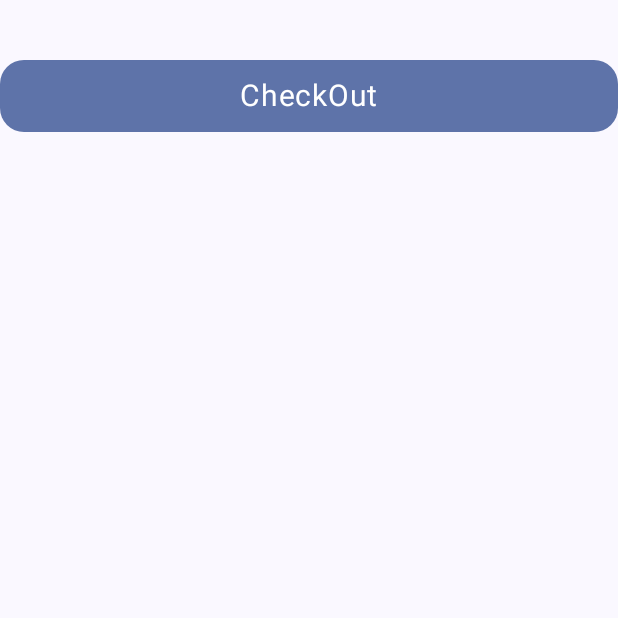
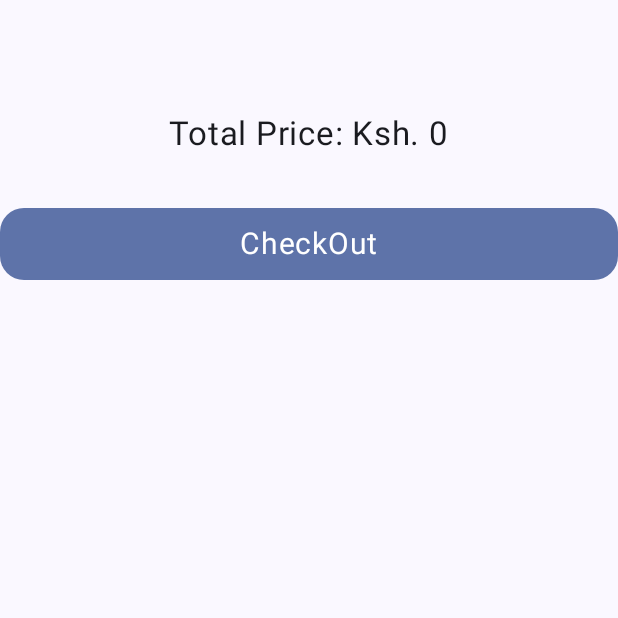
Before and after one commit to ZackGithui/Cleanshelf, an Android app built with Jetpack Compose: the CartScreen screen opened through its navigation route, on a phone screen of 412 x 824 dp, the top half of it. Run offline under Robolectric (Android 15) with nearby library versions, the phone set to English and light mode, and no system bars; our stand-ins replace Dagger/Hilt's generated code, Room's generated code; Roboto replaces fonts that are not available here; 2 statements that could not run were skipped.

Commit message:
price updates on cart screen

```diff
--- a/app/src/main/java/com/example/cleanshelf/presentation/cart/CartScreen.kt
+++ b/app/src/main/java/com/example/cleanshelf/presentation/cart/CartScreen.kt
@@ -1,16 +1,22 @@
 package com.example.cleanshelf.presentation.cart
 
 import androidx.compose.foundation.background
+import androidx.compose.foundation.layout.Arrangement
+import androidx.compose.foundation.layout.Row
+import androidx.compose.foundation.layout.Spacer
 import androidx.compose.foundation.layout.fillMaxSize
 import androidx.compose.foundation.layout.fillMaxWidth
+import androidx.compose.foundation.layout.height
 import androidx.compose.foundation.layout.padding
 import androidx.compose.foundation.lazy.LazyColumn
 import androidx.compose.foundation.lazy.items
+import androidx.compose.material.Text
 import androidx.compose.material3.MaterialTheme
 import androidx.compose.runtime.Composable
 import androidx.compose.runtime.LaunchedEffect
 import androidx.compose.ui.Modifier
 import androidx.compose.ui.unit.dp
+import androidx.compose.ui.unit.sp
 import androidx.hilt.navigation.compose.hiltViewModel
 import androidx.lifecycle.compose.collectAsStateWithLifecycle
 import com.example.cleanshelf.presentation.authentication.components.CleanShelfButton
@@ -40,6 +46,18 @@ fun CartScreen(modifier: Modifier = Modifier) {
         }
 
         item {
+            Spacer(modifier = Modifier.height(20.dp))
+            Row(modifier = Modifier.fillMaxWidth(),
+                horizontalArrangement = Arrangement.Center) {
+                Text(
+                    text = "Total Price: Ksh. ${cartState.totalPrice}",
+                    style = MaterialTheme.typography.bodyLarge.copy(fontSize = 22.sp),
+                    modifier = Modifier.padding(16.dp),
+                    color = MaterialTheme.colorScheme.onBackground
+                )
+            }
+
+            Spacer(modifier = Modifier.height(20.dp))
             CleanShelfButton(modifier = modifier.fillMaxWidth(), title = "CheckOut", onClick = {})
         }
 
--- a/app/src/main/java/com/example/cleanshelf/presentation/cart/CartViewModel.kt
+++ b/app/src/main/java/com/example/cleanshelf/presentation/cart/CartViewModel.kt
@@ -48,4 +48,6 @@ class CartViewModel @Inject constructor( private val productDao: ProductDao): Vi
 
 data class CartState(
     val products : List<ProductEntity> ? = emptyList()
-)
+){
+    val totalPrice:Int get() = products?.sumOf { it.price * it.quantity } ?: 0
+}
```
Also changed, not shown: app/src/main/java/com/example/cleanshelf/presentation/cart/components/CartItem.kt (+29 -10 lines).
